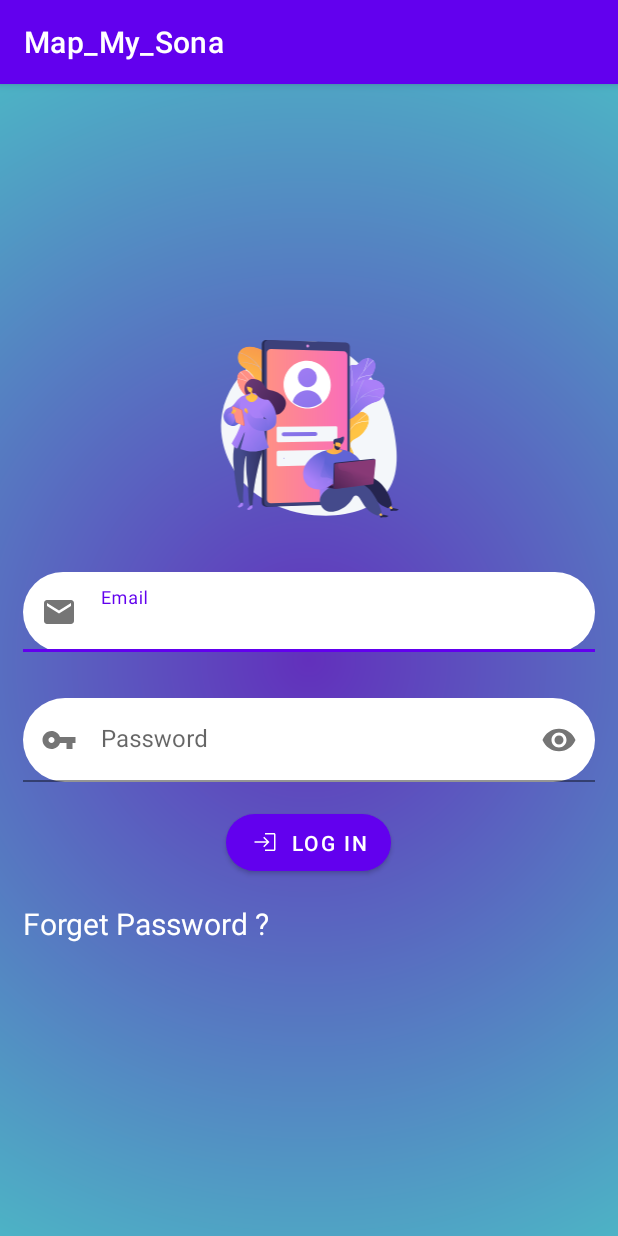
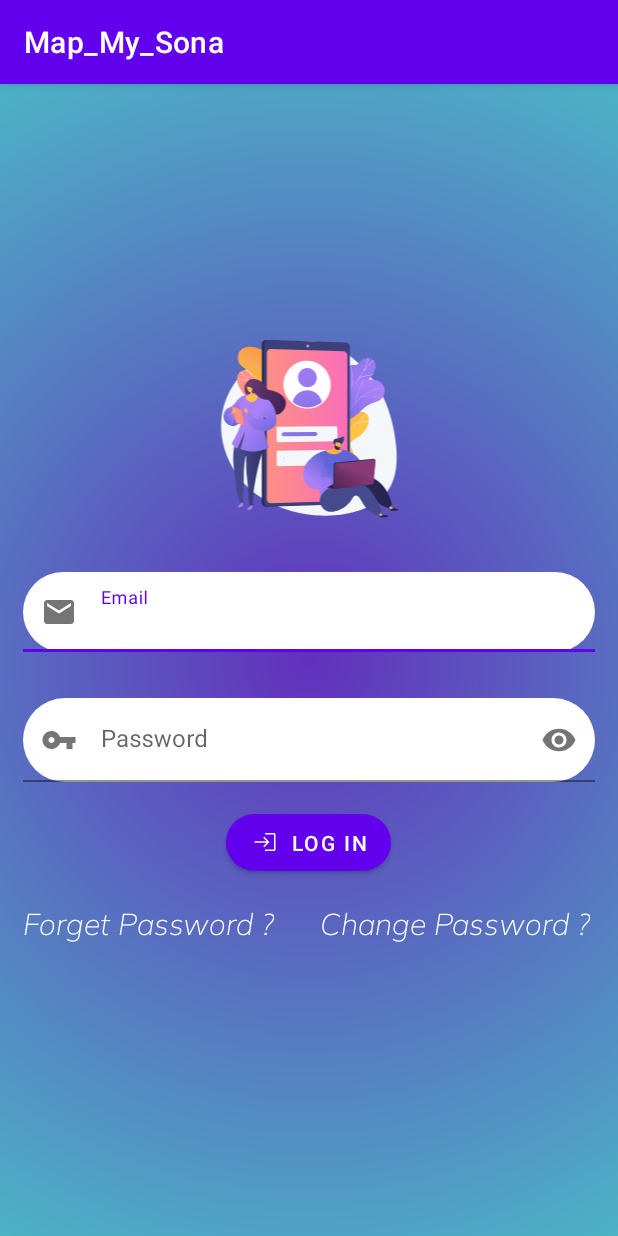
Before and after one commit to Huzair13/tms_client, an Android app: the loginpage screen opened directly, with no data from a screen before it, on a phone screen of 412 x 824 dp. Run offline under Robolectric (Android 15) with nearby library versions, the phone set to English and light mode, and no system bars; our stand-ins replace Firebase (no records; nobody signed in at launch, a user with empty details on screens opened directly).

```diff
--- a/app/src/main/res/layout/activity_loginpage.xml
+++ b/app/src/main/res/layout/activity_loginpage.xml
@@ -73,7 +73,11 @@
 
     </com.google.android.material.button.MaterialButton>
 
-
+<LinearLayout
+    android:layout_width="wrap_content"
+    android:layout_height="wrap_content"
+    android:orientation="horizontal"
+    android:layout_below="@+id/loginbutton">
     <TextView
         android:id="@+id/forgetpassword"
         android:layout_width="wrap_content"
@@ -86,7 +90,26 @@
         android:layout_marginBottom="15dp"
         android:text="Forget Password ?"
         android:textColor="@color/white"
-        android:textSize="20dp">
+        android:textSize="20dp"
+        android:fontFamily="@font/mulish">
 
     </TextView>
+    <TextView
+        android:id="@+id/changepassword"
+        android:layout_width="wrap_content"
+        android:layout_height="wrap_content"
+
+        android:layout_below="@+id/loginbutton"
+        android:layout_marginStart="15dp"
+        android:layout_marginTop="15dp"
+        android:layout_marginEnd="15dp"
+        android:layout_marginBottom="15dp"
+        android:text="Change Password ?"
+        android:textColor="@color/white"
+        android:textSize="20dp"
+        android:fontFamily="@font/mulish">
+
+    </TextView>
+
+</LinearLayout>
 </RelativeLayout>
```
Also changed, not shown: app/src/main/res/layout/activity_history_details.xml (+7 -17 lines), app/src/main/res/font/mulish.ttf (added).
